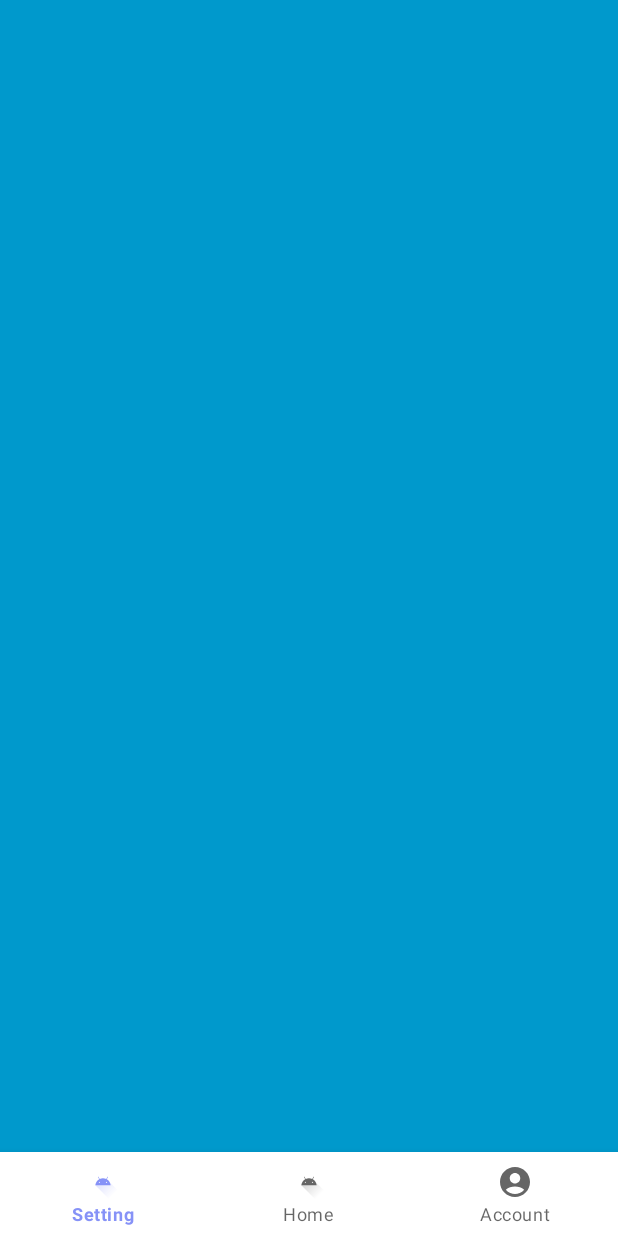
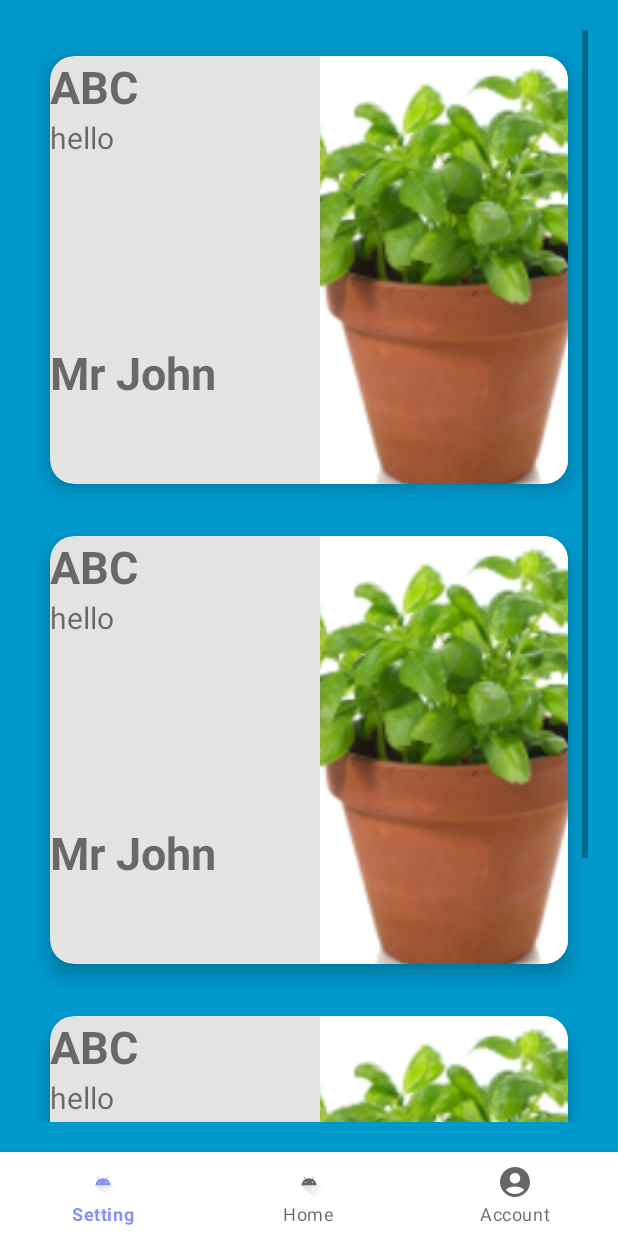
Before and after one commit to fsdkjnv/FinalProjectAndroid, an Android app: the fragment FavoriteFragment placed in its activity, on a phone screen of 412 x 824 dp. Run offline under Robolectric (Android 15) with nearby library versions, the phone set to English and light mode, and no system bars.

Commit message:
tuấn làm dang dở phần chuyển fagment explore

```diff
--- a/app/src/main/java/com/example/drawer/Adapter/AdapterExplore/ExploreAdapter.java
+++ b/app/src/main/java/com/example/drawer/Adapter/AdapterExplore/ExploreAdapter.java
@@ -1,5 +1,7 @@
 package com.example.drawer.Adapter.AdapterExplore;
 
+import android.content.Context;
+import android.content.Intent;
 import android.view.LayoutInflater;
 import android.view.View;
 import android.view.ViewGroup;
@@ -7,20 +9,27 @@ import android.widget.ImageView;
 import android.widget.TextView;
 
 import androidx.annotation.NonNull;
+import androidx.cardview.widget.CardView;
 import androidx.recyclerview.widget.RecyclerView;
 
 import com.example.drawer.Data.DataExplore.ExploreItem;
 import com.example.drawer.R;
+import com.example.drawer.fragment.FragmentExplore.DetailFragment;
 
 import java.util.List;
 
 public class ExploreAdapter extends RecyclerView.Adapter<ExploreAdapter.ExploreViewHolder> {
 
-    public ExploreAdapter(List<ExploreItem> exploreItemList) {
+    public ExploreAdapter(Context context, List<ExploreItem> exploreItemList) {
         this.exploreItemList = exploreItemList;
+        this.context = context;
     }
 
+    private Context context;
+
     private List<ExploreItem> exploreItemList;
+
+
 
     @NonNull
     @Override
@@ -36,6 +45,20 @@ public class ExploreAdapter extends RecyclerView.Adapter<ExploreAdapter.ExploreV
         holder.textViewTitle.setText(exploreItem.getTitle());
         holder.textViewContent.setText(exploreItem.getContent());
         holder.textViewAuthor.setText(exploreItem.getAuthor());
+
+        holder.cardView.setOnClickListener(new View.OnClickListener() {
+            @Override
+            public void onClick(View view) {
+
+                Intent intent = new Intent(context, DetailFragment.class);
+                intent.putExtra("Image", exploreItemList.get(holder.getAdapterPosition()).getImage());
+                intent.putExtra("Title", exploreItemList.get(holder.getAdapterPosition()).getTitle());
+                intent.putExtra("Content", exploreItemList.get(holder.getAdapterPosition()).getContent());
+                intent.putExtra("Author", exploreItemList.get(holder.getAdapterPosition()).getAuthor());
+
+                context.startActivity(intent);
+            }
+        });
     }
 
     @Override
@@ -48,13 +71,16 @@ public class ExploreAdapter extends RecyclerView.Adapter<ExploreAdapter.ExploreV
         TextView textViewTitle;
         TextView textViewContent;
         TextView textViewAuthor;
+        CardView cardView;
 
         public ExploreViewHolder(@NonNull View itemView) {
             super(itemView);
             imageView = itemView.findViewById(R.id.recImagePlant);
-            textViewTitle = itemView.findViewById(R.id.recTitle);
+            textViewTitle = itemView.findViewById(R.id.recTitleExplore);
             textViewContent = itemView.findViewById(R.id.recContent);
             textViewAuthor = itemView.findViewById(R.id.recAuthor);
+
+            cardView = itemView.findViewById(R.id.recCardExplore);
         }
     }
 
--- a/app/src/main/java/com/example/drawer/fragment/FragmentExplore/FavoriteFragment.java
+++ b/app/src/main/java/com/example/drawer/fragment/FragmentExplore/FavoriteFragment.java
@@ -8,12 +8,14 @@ import android.view.ViewGroup;
 import androidx.annotation.NonNull;
 import androidx.annotation.Nullable;
 import androidx.fragment.app.Fragment;
+import androidx.recyclerview.widget.LinearLayoutManager;
 import androidx.recyclerview.widget.RecyclerView;
 
 import com.example.drawer.Adapter.AdapterExplore.ExploreAdapter;
 import com.example.drawer.Data.DataExplore.ExploreItem;
 import com.example.drawer.R;
 
+import java.util.ArrayList;
 import java.util.List;
 
 public class FavoriteFragment extends Fragment {
@@ -30,8 +32,24 @@ public class FavoriteFragment extends Fragment {
         // LayoutInflater được sử dụng để bố trí (render) giao diện của fragment.
         // "inflater.inflate(R.layout.fragment_favorite, container, false);" bố trí (render) giao diện từ tệp layout fragment_favorite.xml.
 
-        return inflater.inflate(R.layout.fragment_favorite, container, false);
+        View view = inflater.inflate(R.layout.fragment_favorite, container, false);
+        exploreItemList = generateExploreItem();
+        recyclerView = view.findViewById(R.id.recyclerViewExplore);
+        recyclerView.setLayoutManager(new LinearLayoutManager(getActivity()));
+        exploreAdapter = new ExploreAdapter(getActivity(), exploreItemList);
+        recyclerView.setAdapter(exploreAdapter);
+
+        return view;
     }
 
 
+    private List<ExploreItem> generateExploreItem()
+    {
+        List<ExploreItem> exploreItems = new ArrayList<>();
+        exploreItems.add(new ExploreItem(R.drawable.cay_1, "ABC", "hello", "Mr John"));
+        exploreItems.add(new ExploreItem(R.drawable.cay_1, "ABC", "hello", "Mr John"));
+        exploreItems.add(new ExploreItem(R.drawable.cay_1, "ABC", "hello", "Mr John"));
+
+        return exploreItems;
+    }
 }
--- a/app/src/main/res/layout/recycler_item_explore.xml
+++ b/app/src/main/res/layout/recycler_item_explore.xml
@@ -7,11 +7,13 @@
     xmlns:app="http://schemas.android.com/apk/res-auto">
     <androidx.cardview.widget.CardView
         android:layout_width="match_parent"
-        android:layout_height="300dp"
-        android:id="@+id/recCard"
+        android:layout_height="320dp"
+        android:id="@+id/recCardExplore"
         app:cardElevation="8dp"
         app:cardCornerRadius="16dp"
-        app:cardUseCompatPadding="true">
+        app:cardUseCompatPadding="true"
+        app:cardBackgroundColor="#E4E3E3"
+        >
 
         <LinearLayout
             android:layout_width="match_parent"
@@ -20,11 +22,10 @@
 
             <LinearLayout
                 android:layout_width="wrap_content"
-                android:layout_height="200dp"
-                android:orientation="vertical"
-                >
+                android:layout_height="300dp"
+                android:orientation="vertical">
                     <TextView
-                        android:id="@+id/recTitle"
+                        android:id="@+id/recTitleExplore"
                         android:layout_width="180dp"
                         android:layout_height="wrap_content"
                         android:text="Title"
@@ -34,7 +35,7 @@
                     <TextView
                         android:id="@+id/recContent"
                         android:layout_width="180dp"
-                        android:layout_height="100dp"
+                        android:layout_height="150dp"
                         android:text="Content"
                         android:textSize="20dp" />
 
@@ -54,7 +55,8 @@
                 android:layout_height="300dp"
                 android:layout_weight="4"
                 android:scaleType="centerCrop"
-                android:src="@drawable/cay_1" />
+                android:src="@drawable/cay_1"
+                />
         </LinearLayout>
     </androidx.cardview.widget.CardView>
 </LinearLayout>
```
Also changed, not shown: app/src/main/java/com/example/drawer/fragment/FragmentExplore/DetailFragment.java (added, +46 -0 lines), app/src/main/res/layout/fragment_detail.xml (added, +46 -0 lines).
